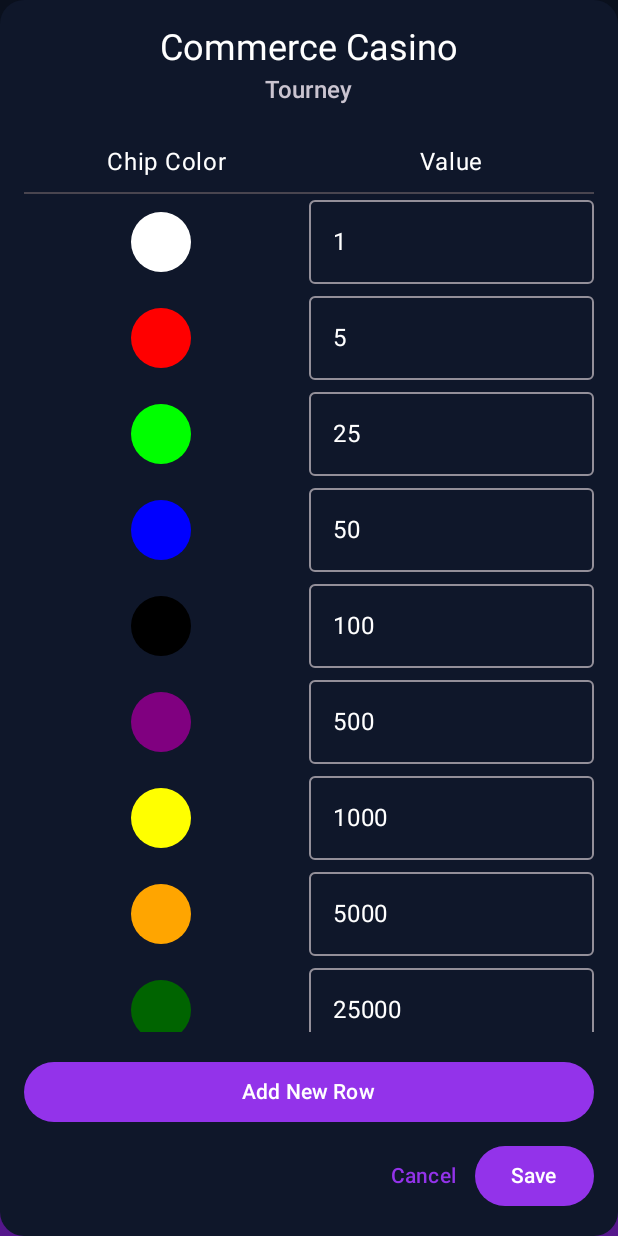
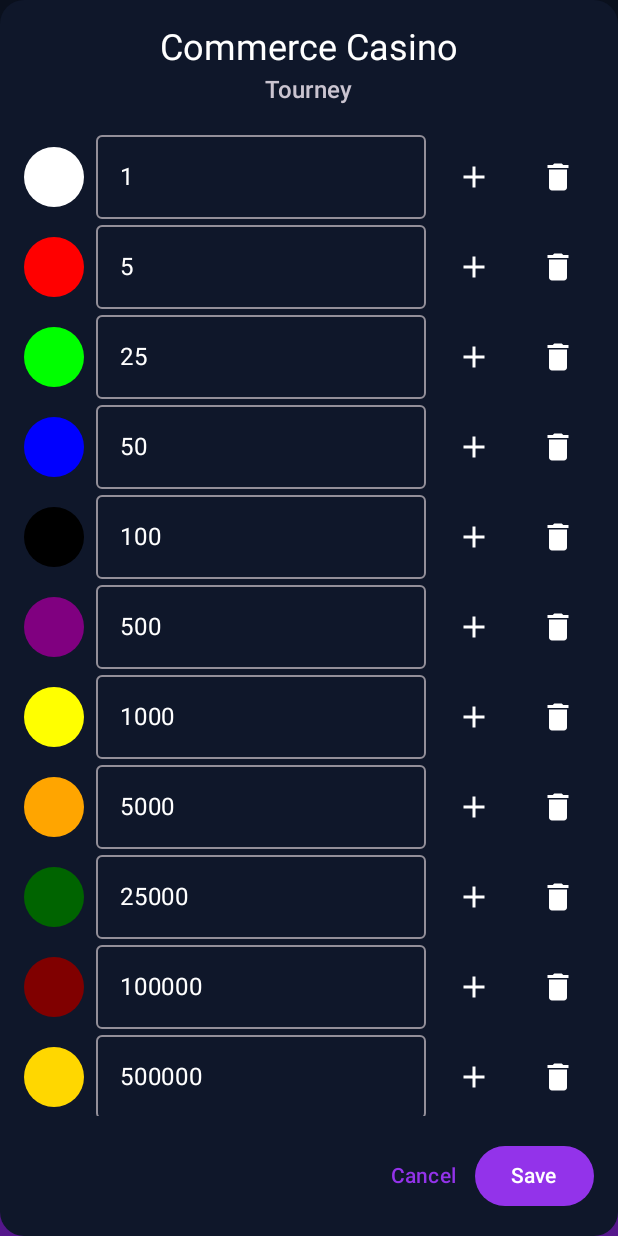
Before and after one commit to bitcrafterapps/stax, an Android app built with Jetpack Compose: the ChipConfigurationScreen screen opened through its navigation route, after a tap on "Edit Chip Values", on a phone screen of 412 x 824 dp. Run offline under Robolectric (Android 15) with nearby library versions, the phone set to English and light mode, and no system bars; our stand-ins replace Room's generated code; libraries missing offline, so code that uses them is left out: com.github.skydoves.colorpicker; 2 other taps on this screen came first.

Commit message:
chip config

```diff
--- a/app/src/main/java/com/example/stax/ui/screens/AboutScreen.kt
+++ b/app/src/main/java/com/example/stax/ui/screens/AboutScreen.kt
@@ -41,7 +41,7 @@
             fontWeight = FontWeight.Bold
         )
         Text(
-            text = "Version 1.0.0",
+            text = "Version 1.00.21",
             style = MaterialTheme.typography.bodyMedium
         )
         Spacer(modifier = Modifier.height(32.dp))
--- a/app/src/main/java/com/example/stax/ui/screens/ChipConfigurationScreen.kt
+++ b/app/src/main/java/com/example/stax/ui/screens/ChipConfigurationScreen.kt
@@ -8,6 +8,8 @@
 import androidx.compose.foundation.shape.CircleShape
 import androidx.compose.material.icons.Icons
 import androidx.compose.material.icons.automirrored.filled.ArrowBack
+import androidx.compose.material.icons.filled.Add
+import androidx.compose.material.icons.filled.Delete
 import androidx.compose.material.icons.filled.Edit
 import androidx.compose.material3.*
 import androidx.compose.runtime.*
@@ -21,6 +23,7 @@
 import androidx.compose.ui.window.Dialog
 import com.example.stax.data.ChipConfig
 import com.example.stax.data.ChipConfigRepository
+import com.github.skydoves.colorpicker.compose.BrightnessSlider
 import com.github.skydoves.colorpicker.compose.HsvColorPicker
 import com.github.skydoves.colorpicker.compose.rememberColorPickerController
 
@@ -181,24 +184,13 @@
                 Text(gameType, style = MaterialTheme.typography.titleMedium, color = MaterialTheme.colorScheme.onSurfaceVariant)
                 Spacer(modifier = Modifier.height(16.dp))
                 LazyColumn(modifier = Modifier.weight(1f, fill = false)) {
-                    item {
-                        Row(
-                            modifier = Modifier.fillMaxWidth().padding(vertical = 8.dp),
-                            verticalAlignment = Alignment.CenterVertically
-                        ) {
-                            Text(text = "Chip Color", modifier = Modifier.weight(1f), textAlign = TextAlign.Center)
-                            Text(text = "Value", modifier = Modifier.weight(1f), textAlign = TextAlign.Center)
-                        }
-                        Divider()
-                    }
                     itemsIndexed(chipConfigs) { index, chip ->
                         Row(
-                            modifier = Modifier.fillMaxWidth().padding(vertical = 4.dp),
-                            verticalAlignment = Alignment.CenterVertically
-                        ) {
-                            Box(
-                                modifier = Modifier.weight(1f).padding(end = 8.dp),
-                                contentAlignment = Alignment.Center
+                            modifier = Modifier
+                                .fillMaxWidth()
+                                .padding(vertical = 2.dp),
+                            verticalAlignment = Alignment.CenterVertically,
+                            horizontalArrangement = Arrangement.spacedBy(8.dp)
                         ) {
                             Box(
                                 modifier = Modifier
@@ -210,7 +202,6 @@
                                         showColorPicker = true
                                     }
                             )
-                            }
                             OutlinedTextField(
                                 value = chip.value,
                                 onValueChange = { newValue ->
@@ -218,20 +209,22 @@
                                 },
                                 modifier = Modifier.weight(1f)
                             )
+                            IconButton(onClick = {
+                                val newId = (chipConfigs.maxOfOrNull { it.id } ?: 0) + 1
+                                chipConfigs.add(index + 1, ChipConfig(id = newId, color = Color.LightGray, value = "", colorName = "new"))
+                            }) {
+                                Icon(Icons.Default.Add, contentDescription = "Add Row Below")
+                            }
+                            IconButton(
+                                onClick = { chipConfigs.removeAt(index) },
+                                enabled = chipConfigs.size > 1
+                            ) {
+                                Icon(Icons.Default.Delete, contentDescription = "Delete Row")
+                            }
                         }
                     }
                 }
                 Spacer(modifier = Modifier.height(16.dp))
-                Button(
-                    onClick = {
-                        val newId = (chipConfigs.maxOfOrNull { it.id } ?: 0) + 1
-                        chipConfigs.add(ChipConfig(id = newId, color = Color.LightGray, value = "", colorName = "new"))
-                    },
-                    modifier = Modifier.fillMaxWidth()
-                ) {
-                    Text("Add New Row")
-                }
-                Spacer(modifier = Modifier.height(8.dp))
                 Row(
                     modifier = Modifier.fillMaxWidth(),
                     horizontalArrangement = Arrangement.End
@@ -268,9 +261,21 @@
         onDismissRequest = onDismissRequest,
         title = { Text("Select Color") },
         text = {
-            Box(modifier = Modifier.fillMaxWidth(), contentAlignment = Alignment.Center) {
+            Column(
+                modifier = Modifier.fillMaxWidth(),
+                horizontalAlignment = Alignment.CenterHorizontally,
+                verticalArrangement = Arrangement.spacedBy(16.dp)
+            ) {
                 HsvColorPicker(
-                    modifier = Modifier.height(300.dp).fillMaxWidth(),
+                    modifier = Modifier
+                        .height(300.dp)
+                        .fillMaxWidth(),
+                    controller = controller
+                )
+                BrightnessSlider(
+                    modifier = Modifier
+                        .fillMaxWidth()
+                        .height(35.dp),
                     controller = controller
                 )
             }
--- a/app/src/main/java/com/example/stax/ui/screens/SplashScreen.kt
+++ b/app/src/main/java/com/example/stax/ui/screens/SplashScreen.kt
@@ -34,17 +34,17 @@
         Column(
             modifier = Modifier
                 .fillMaxSize()
-                .padding(top = 44.dp),
+                .padding(bottom = 56.dp),
             verticalArrangement = Arrangement.Top,
             horizontalAlignment = Alignment.CenterHorizontally
         ) {
             Image(
                 painter = painterResource(id = R.drawable.ic_stax_logo),
-                contentDescription = "WSOP Crusher Logo",
-                modifier = Modifier.size(240.dp)
+                contentDescription = "Chip Porn Logo",
+                modifier = Modifier.size(260.dp)
             )
 
-            Spacer(modifier = Modifier.height(24.dp))
+            Spacer(modifier = Modifier.height(12.dp))
 
             Text(
                 text = "Chip Porn",
@@ -55,7 +55,7 @@
                 lineHeight = 52.sp
             )
 
-            Spacer(modifier = Modifier.height(16.dp))
+            Spacer(modifier = Modifier.height(8.dp))
 
             Text(
                 text = "Poker Porn, Without the Shame",
```
Lines whose indentation alone changed are shown as unchanged.
